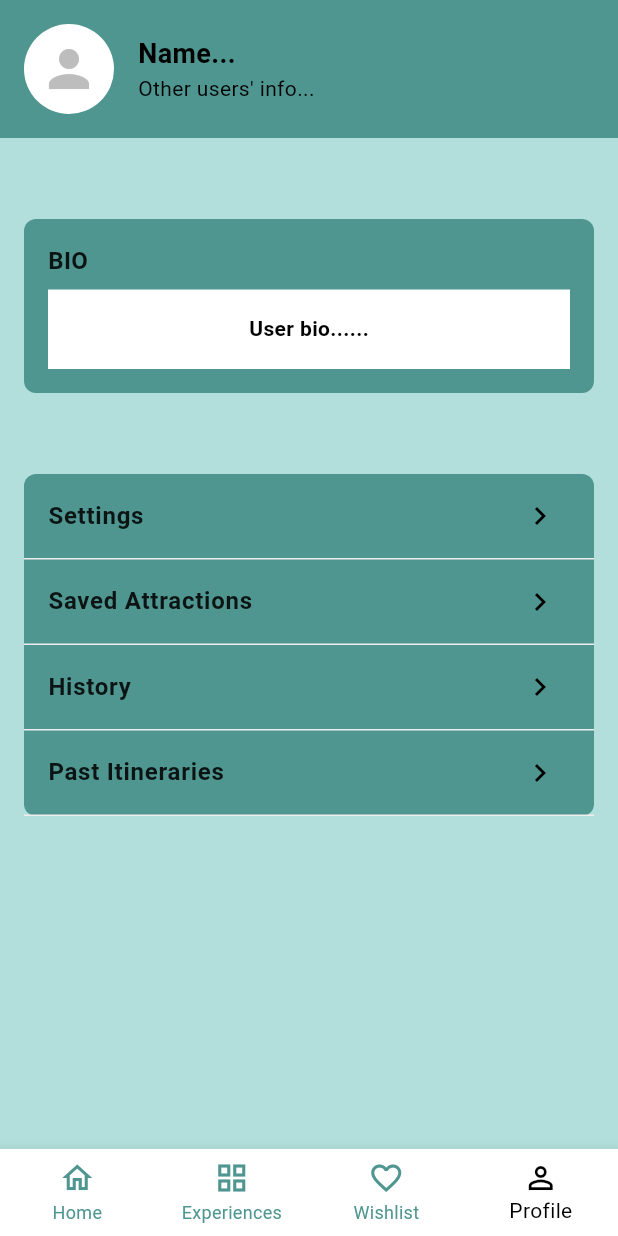
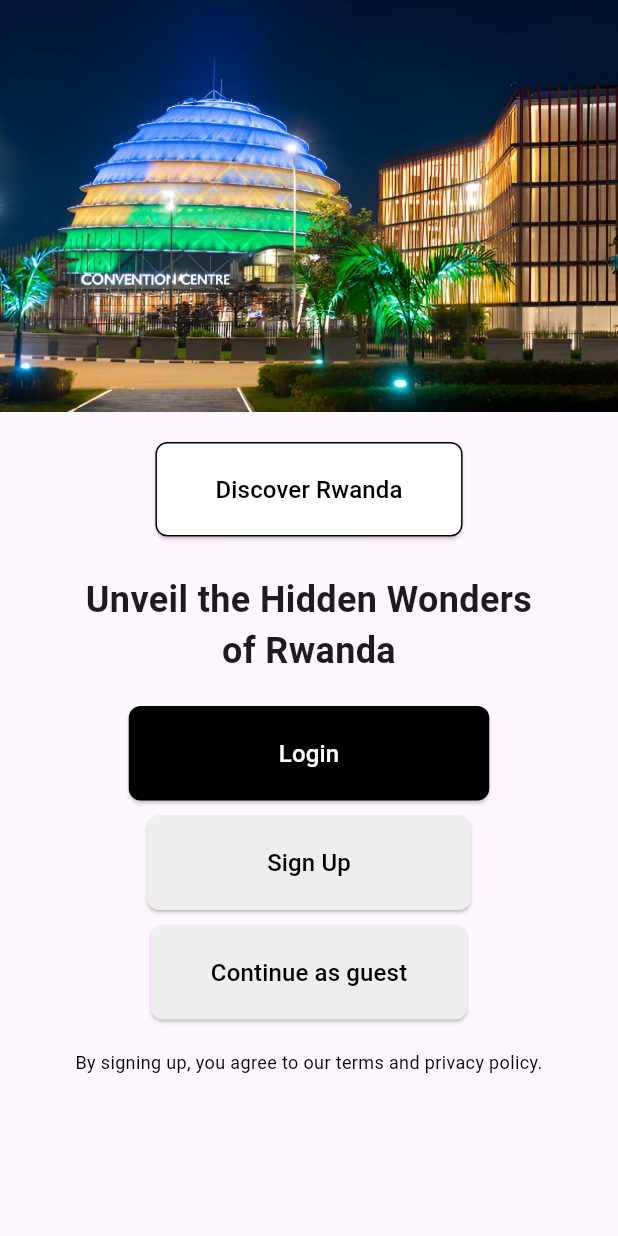
Before and after one commit to Ochan-LOKIDORMOI/Front-end-_Implementation, a Flutter app: the screen it shows after launch, on a phone screen of 412 x 824 dp. Run offline on Flutter 3.47's test engine with Material 3 defaults, Android fonts, the light colour scheme and no system bars; our stand-ins replace flutter_typeahead, geocoding, google_maps_flutter.

Commit message:
Discover Rwanda

```diff
--- /dev/null
+++ b/lib/main.dart
@@ -0,0 +1,121 @@
+import 'package:flutter/material.dart';
+
+void main() {
+  runApp(MyApp());
+}
+
+class MyApp extends StatelessWidget {
+  @override
+  Widget build(BuildContext context) {
+    return MaterialApp(
+      home: DiscoverRwandaScreen(),
+    );
+  }
+}
+
+class DiscoverRwandaScreen extends StatelessWidget {
+  @override
+  Widget build(BuildContext context) {
+    return Scaffold(
+      body: SingleChildScrollView(
+        child: Column(
+          crossAxisAlignment: CrossAxisAlignment.center,
+          children: [
+            // Top image
+            Image.asset('lib/images/rwanda_image.jpg'),
+            const SizedBox(height: 20),
+            // Discover Rwanda button
+            ElevatedButton(
+              onPressed: () {},
+              style: ElevatedButton.styleFrom(
+                backgroundColor: Colors.white,
+                foregroundColor: Colors.black,
+                padding: const EdgeInsets.symmetric(horizontal: 40, vertical: 20),
+                shape: RoundedRectangleBorder(
+                  borderRadius: BorderRadius.circular(8.0),
+                  side: const BorderSide(color: Colors.black),
+                ),
+              ),
+              child: const Text(
+                'Discover Rwanda',
+                style: TextStyle(fontSize: 16),
+              ),
+            ),
+            const SizedBox(height: 25),
+            // Title text
+            const Text(
+              'Unveil the Hidden Wonders\nof Rwanda',
+              textAlign: TextAlign.center,
+              style: TextStyle(
+                fontSize: 24,
+                fontWeight: FontWeight.bold,
+              ),
+            ),
+            const SizedBox(height: 20),
+            // Login button
+            ElevatedButton(
+              onPressed: () {},
+              style: ElevatedButton.styleFrom(
+                backgroundColor: Colors.black,
+                foregroundColor: Colors.white,
+                padding: const EdgeInsets.symmetric(horizontal: 100, vertical: 20),
+                shape: RoundedRectangleBorder(
+                  borderRadius: BorderRadius.circular(8.0),
+                ),
+              ),
+              child: const Text(
+                'Login',
+                style: TextStyle(fontSize: 16),
+              ),
+            ),
+            const SizedBox(height: 10),
+            // Signup button
+            ElevatedButton(
+              onPressed: () {},
+              style: ElevatedButton.styleFrom(
+                backgroundColor: Colors.grey[200],
+                foregroundColor: Colors.black,
+                padding: const EdgeInsets.symmetric(horizontal: 80, vertical: 20),
+                shape: RoundedRectangleBorder(
+                  borderRadius: BorderRadius.circular(8.0),
+                ),
+              ),
+              child: const Text(
+                'Sign Up',
+                style: TextStyle(fontSize: 16),
+              ),
+            ),
+            const SizedBox(height: 10),
+            // Continue as guest button
+            ElevatedButton(
+              onPressed: () {},
+              style: ElevatedButton.styleFrom(
+                backgroundColor: Colors.grey[200],
+                foregroundColor: Colors.black,
+                padding:const EdgeInsets.symmetric(horizontal: 40, vertical: 20),
+                shape: RoundedRectangleBorder(
+                  borderRadius: BorderRadius.circular(8.0),
+                ),
+              ),
+              child: const Text(
+                'Continue as guest',
+                style: TextStyle(fontSize: 16),
+              ),
+            ),
+            const SizedBox(height: 20),
+            // Terms and privacy policy text
+           const Padding(
+              padding: EdgeInsets.symmetric(horizontal: 16.0),
+              child: Text(
+                'By signing up, you agree to our terms and privacy policy.',
+                textAlign: TextAlign.center,
+                style: TextStyle(fontSize: 12, color: Colors.black),
+              ),
+            ),
+           const SizedBox(height: 20),
+          ],
+        ),
+      ),
+    );
+  }
+}
--- a/lib/main_1.dart
+++ b/lib/main_1.dart
@@ -1,5 +1,5 @@
 import 'package:flutter/material.dart';
-import 'package:just_another_flutter/profile_screen.dart';
+import 'package:implementation/profile_screen.dart';
 
 void main() {
   runApp(MyApp());
--- a/lib/profile_screen.dart
+++ b/lib/profile_screen.dart
@@ -1,5 +1,6 @@
 import 'package:flutter/material.dart';
-import 'package:just_another_flutter/settings.dart';
+import 'package:implementation/settings.dart';
+// import 'package:just_another_flutter/settings.dart';
 
 class ProfileScreen extends StatelessWidget {
   final Color cardColor = Color.fromARGB(255, 79, 150, 145);
--- a/lib/settings.dart
+++ b/lib/settings.dart
@@ -1,7 +1,7 @@
 import 'package:flutter/material.dart';
-import 'package:just_another_flutter/settings_screens/account.dart';
-import 'package:just_another_flutter/settings_screens/feedback.dart';
-import 'package:just_another_flutter/settings_screens/notifications.dart';
+import 'package:implementation/settings_screens/account.dart';
+import 'package:implementation/settings_screens/feedback.dart';
+import 'package:implementation/settings_screens/notifications.dart';
 
 class SettingsScreen extends StatelessWidget {
   const SettingsScreen({super.key});
```
Also changed, not shown: lib/location.dart (added, +158 -0 lines), pubspec.yaml (+10 -5 lines), lib/images/caplaki.jpg (added), lib/images/genocide.jpg (added), lib/images/inama art.jpg (added), lib/images/rwanda_image.jpg (added), pubspec.lock, 24 other files.
